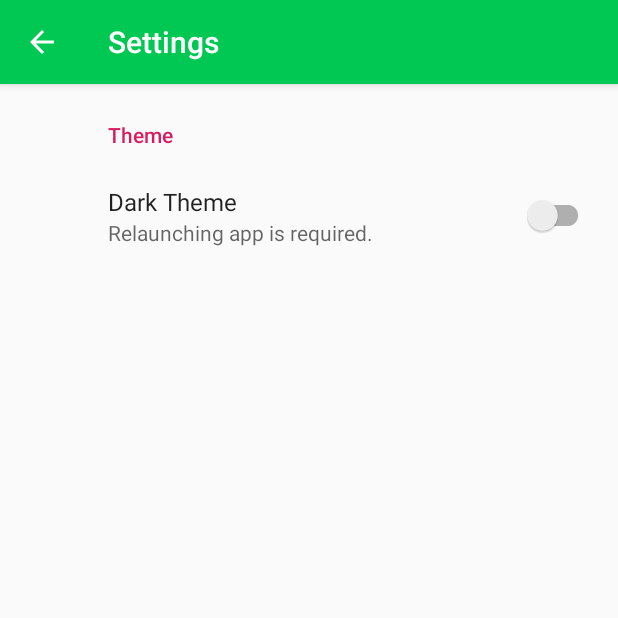
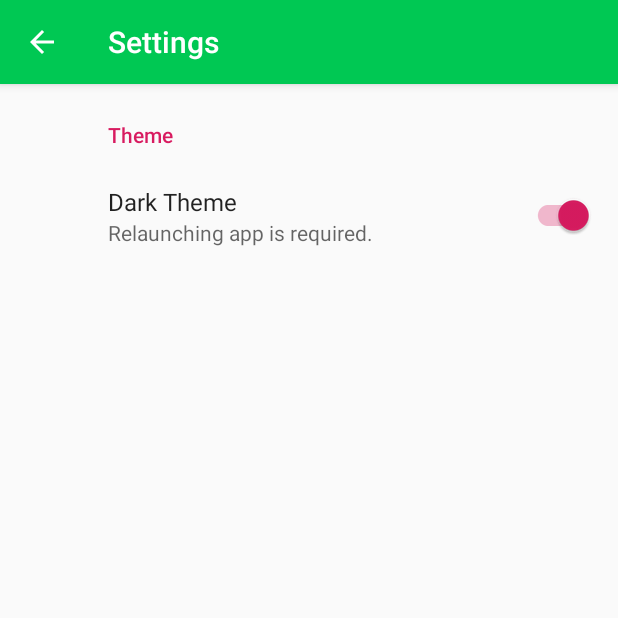
Before and after one commit to ioliteis/projectoffline_todo, an Android app: the SettingsFragment screen opened directly, with no data from a screen before it, on a phone screen of 412 x 824 dp, the top half of it. Run offline under Robolectric (Android 15) with nearby library versions, the phone set to English and light mode, and no system bars; our stand-ins replace androidx.preference.

Commit message:
Minor bug fixed.

```diff
--- a/app/build.gradle
+++ b/app/build.gradle
@@ -6,8 +6,8 @@ android {
         applicationId "jp.projectoffline.todo"
         minSdkVersion 22
         targetSdkVersion 29
-        versionCode 301
-        versionName "0.3.1"
+        versionCode 302
+        versionName "0.3.2"
         testInstrumentationRunner "androidx.test.runner.AndroidJUnitRunner"
     }
     buildTypes {
--- a/app/src/main/res/values/strings.xml
+++ b/app/src/main/res/values/strings.xml
@@ -19,7 +19,7 @@
     <string name="dialog_neutral">Cancel</string>
     <string name="dialog_positive2">delete</string>
 
-    <string name="version">0.3.1</string>
+    <string name="version">0.3.2</string>
     <string name="input">Add To Do</string>
     <string name="confirm">Do you want to delete it?</string>
 
--- a/app/src/main/res/xml/preference.xml
+++ b/app/src/main/res/xml/preference.xml
@@ -6,7 +6,8 @@
         <SwitchPreferenceCompat
             app:key="dark_theme"
             app:title="@string/preference_theme_content"
-            app:summary="@string/preference_theme_summary"/>
+            app:summary="@string/preference_theme_summary"
+            app:defaultValue="true"/>
 
     </PreferenceCategory>
 
```
Also changed, not shown: 3 other files.
